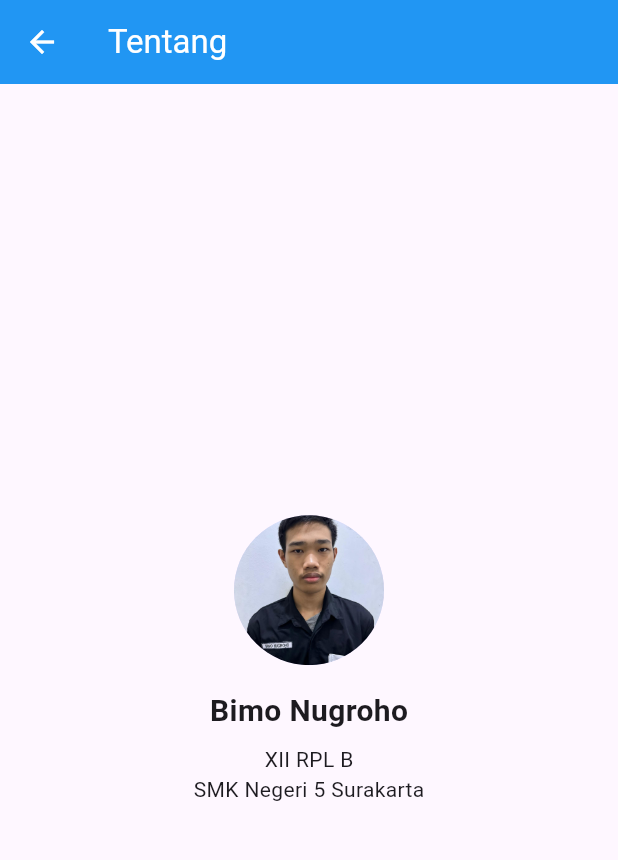
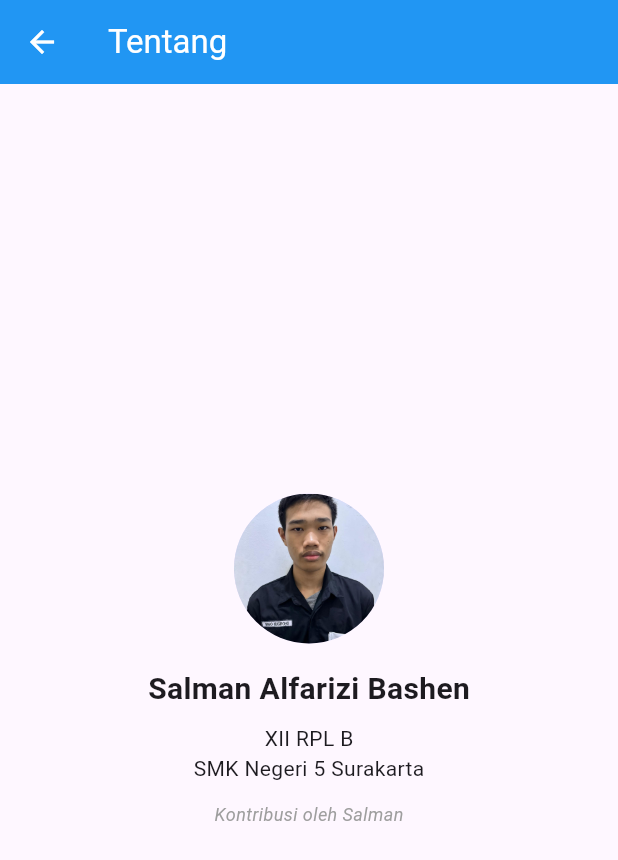
Before and after one commit to bimoibim00-dot/bimo_bukukontak, a Flutter app: the screen it shows after launch, in the side drawer, after a tap on "Tentang", on a phone screen of 412 x 824 dp. Shown: the top 860 px of the screen. Run offline on Flutter 3.47's test engine with Material 3 defaults, Android fonts, the light colour scheme and no system bars.

Commit message:
Mengubah nama profil pada halaman tentang

```diff
--- a/lib/main.dart
+++ b/lib/main.dart
@@ -340,13 +340,20 @@
                 backgroundImage: AssetImage('assets/pap.jpeg'),
               ),
               const SizedBox(height: 16),
+              // Diubah menjadi namamu sebagai bentuk kontribusi/modifikasi
               const Text(
-              'Bimo Nugroho',
+                'Salman Alfarizi Bashen',
                 style: TextStyle(fontSize: 20, fontWeight: FontWeight.bold),
               ),
               const SizedBox(height: 8),
               const Text('XII RPL B'),
               const Text('SMK Negeri 5 Surakarta'),
+              const SizedBox(height: 12),
+              // Tambahan teks kecil sebagai penanda kontribusi tugas
+              const Text(
+                'Kontribusi oleh Salman',
+                style: TextStyle(fontSize: 12, color: Colors.grey, fontStyle: FontStyle.italic),
+              ),
             ],
           ),
         ),
```
Lines whose indentation alone changed are shown as unchanged.
